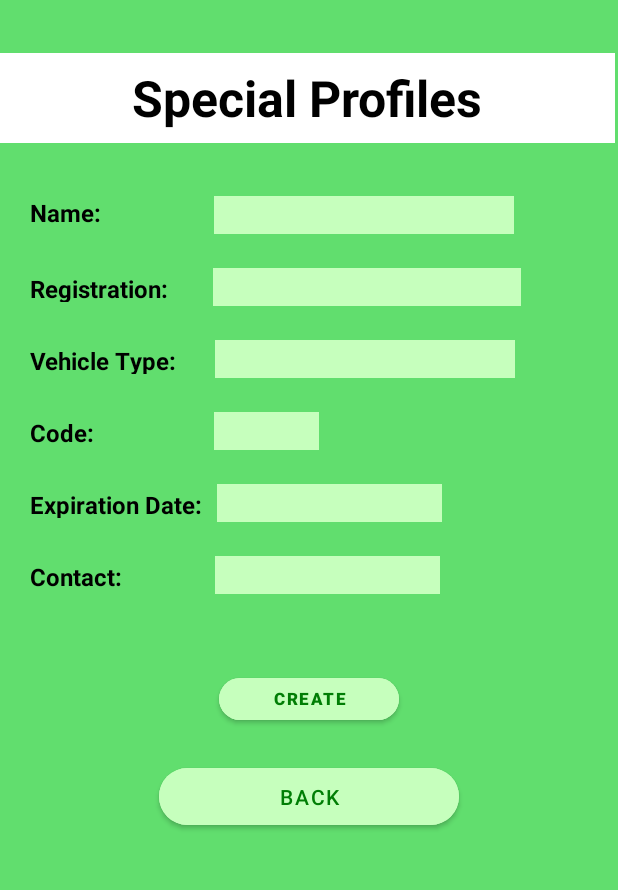
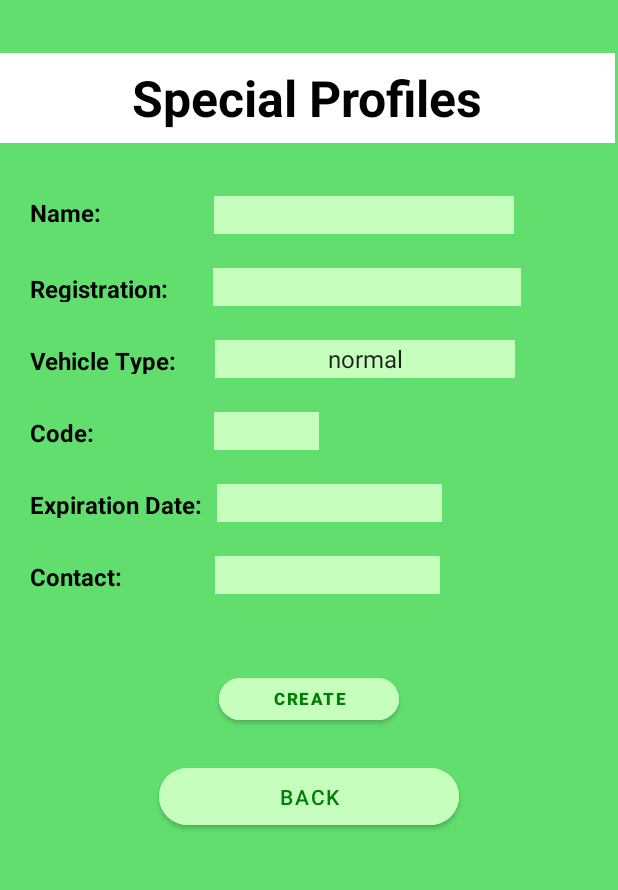
Before and after one commit to CarlosPereiraESI/ISIPark, an Android app: the SpecialProfileActivity screen opened directly, with no data from a screen before it, after a tap on "CREATE", on a phone screen of 412 x 824 dp, the part 257-1147 px from its top. Run offline under Robolectric (Android 15) with nearby library versions, the phone set to English and light mode, and no system bars; 1 statement that could not run was skipped.

Commit message:
special profiles inc

```diff
--- a/app/src/main/java/com/example/isipark/controller/SearchUsersActivity.kt
+++ b/app/src/main/java/com/example/isipark/controller/SearchUsersActivity.kt
@@ -27,6 +27,7 @@ class SearchUsersActivity : AppCompatActivity() {
 
         //Fill Missing
         searchBtn.setOnClickListener {
+
             }
         }
         // Falta o adapter
--- a/app/src/main/java/com/example/isipark/controller/SpecialProfileActivity.kt
+++ b/app/src/main/java/com/example/isipark/controller/SpecialProfileActivity.kt
@@ -1,24 +1,85 @@
 package com.example.isipark.controller
 
+import android.content.Context
 import android.content.Intent
+import android.content.SharedPreferences
 import androidx.appcompat.app.AppCompatActivity
 import android.os.Bundle
-import android.widget.Button
+import android.view.View
+import android.widget.*
 import com.example.isipark.R
+import com.example.isipark.model.InterfacesRetroFit.Utils
+import com.example.isipark.model.RetroFit.RetroLogin
+import com.example.isipark.model.RetroFit.RetroSpecialProfile
+import com.example.isipark.model.RetroFit.RetroUser
+import retrofit2.Call
+import retrofit2.Callback
+import retrofit2.Response
 
 class SpecialProfileActivity: AppCompatActivity() {
+
+    var retroSP = RetroSpecialProfile(name="", licensePlate = "", contact = "", vehicleTypeID = 0, id = 0)
+
     override fun onCreate(savedInstanceState: Bundle?) {
         super.onCreate(savedInstanceState)
         setContentView(R.layout.activity_special_profiles)
 
+        // Token
+        val sp = getSharedPreferences(this@SpecialProfileActivity)
+        val token = sp.getString("tokenA", null)
+
         //Buttons page
         val create = findViewById<Button>(R.id.create_btn)
         val back = findViewById<Button>(R.id.special_profile_back)
+        val spinner = findViewById<Spinner>(R.id.addvehicletype_spinner)
+
+        if(spinner != null){
+            val adapter = ArrayAdapter(this, android.R.layout.simple_spinner_item,
+                listOf("normal", "eletric", "motorcycle", "reduce mobility"))
+            spinner.adapter = adapter
+        }
+
+        if(spinner.id == 0)
+        {retroSP.vehicleTypeID = 1 }
+        if(spinner.id == 1)
+        {retroSP.vehicleTypeID = 2 }
+        if(spinner.id == 2)
+        {retroSP.vehicleTypeID = 3 }
+        if(spinner.id == 3)
+        {retroSP.vehicleTypeID = 4 }
+
+
+        //Fields
+        val name = findViewById<EditText>(R.id.add_name_et)
+        val registration = findViewById<EditText>(R.id.registration_et)
+        val code = findViewById<EditText>(R.id.code_et)
+        val date = findViewById<EditText>(R.id.exp_date_et)
+        val contact = findViewById<EditText>(R.id.contact_et)
+
+        retroSP.name = name.text.toString()
+        retroSP.licensePlate = registration.text.toString()
+        retroSP.contact = contact.text.toString()
+        retroSP.id = 0
 
         // Button Create
         create.setOnClickListener{
-            /*val intent = Intent(this@SpecialProfileActivity, DashboardGestorActivity::class.java)
-            startActivity(intent)*/
+            Utils.instance.insertSpecialUser(retroSP,"Bearer $token")
+                .enqueue(object: Callback<Boolean> {
+                    override fun onResponse(call: Call<Boolean>, response: Response<Boolean>) {
+                        if(response.code() == 200) {
+                            val userInf = response.body()
+                            println("Feito com sucesso $userInf")
+
+                            val intent = Intent(this@SpecialProfileActivity,
+                                DashboardGestorActivity::class.java)
+                            startActivity(intent)
+                        }
+                    }
+                    override fun onFailure(call: Call<Boolean>, t: Throwable) {
+                        Toast.makeText(applicationContext, t.message, Toast.LENGTH_LONG).show()
+                    }
+                })
+
         }
 
         //Button Back
@@ -29,4 +90,10 @@ class SpecialProfileActivity: AppCompatActivity() {
     }
 
     override fun onBackPressed() {}
+
+    //usar quando chamar os token
+    fun getSharedPreferences(context: Context): SharedPreferences {
+        return context.getSharedPreferences(context.resources.getString(R.string.app_name),
+            Context.MODE_PRIVATE)
+    }
 }
--- a/app/src/main/java/com/example/isipark/model/Interfaces/NetworkManager.kt
+++ b/app/src/main/java/com/example/isipark/model/Interfaces/NetworkManager.kt
@@ -46,7 +46,7 @@ interface NetworkManager {
 
 
     //ADMIN
-    //noficacoes
+    //noficacoes - Done
     @GET("api/AdminMessage/getAll")
     fun getnotifcationAdmin(@Header("Authorization") token: String): Call<List<RetroAdminMessage>>
 
@@ -54,17 +54,16 @@ interface NetworkManager {
     fun getPlaceRedMob(@Header("Authorization") token: String): Call<Int>
 
 
-    //Get UserID by Email - Feito
+    //Get UserID by Email - Done
     @GET("api/Auth/emailID/{email}")
     fun getUserID(@Path("email") email: String) : Call<Int>
 
-    //Get Suggested Place - Incompleto
+    //Get Suggested Place - Done
     @GET("api/Place/Setor/{id}")
-
     fun getSuggestedPlace(@Path("id") id: Int,
                         @Header("Authorization") token: String): Call<RetroSetorDis>
 
-    //Get User Profile - Feito
+    //Get User Profile - Done
     @GET("api/User/{id}")
     fun getUser(@Path("id") id: Int,
                 @Header("Authorization") token: String) : Call<RetroUser>
@@ -73,4 +72,9 @@ interface NetworkManager {
     @GET("api/UserVehicleType/{id}")
     fun getAllVehicles(@Query("id") id: Int) : Call<RetroVehicleType>
 
+    //Add a special User
+    @POST("api/SpecialUsers/insert")
+    fun insertSpecialUser(@Body user: RetroSpecialProfile,
+                          @Header("Authorization") token: String) : Call<Boolean>
+
 }
--- a/app/src/main/java/com/example/isipark/model/RetroFit/RetroSpecialProfile.kt
+++ b/app/src/main/java/com/example/isipark/model/RetroFit/RetroSpecialProfile.kt
@@ -2,9 +2,8 @@ package com.example.isipark.model.RetroFit
 
 import com.google.gson.annotations.SerializedName
 
-data class RetroSpecialProfile(@SerializedName("id") val id : Int,
-                               @SerializedName("nome") val name: String,
-                               @SerializedName("matricula") val licensePlate: String,
-                               @SerializedName("contacto") val contact: String,
-                               @SerializedName("Tipo_veiculosid_veiculo") val vehicleTypeID: Int
-                               )
+data class RetroSpecialProfile(@SerializedName("id") var id : Int,
+                               @SerializedName("nome") var name: String,
+                               @SerializedName("matricula") var licensePlate: String,
+                               @SerializedName("contacto") var contact: String,
+                               @SerializedName("Tipo_veiculosid_veiculo") var vehicleTypeID: Int)
```
Also changed, not shown: app/src/main/res/layout/activity_search_users.xml (+4 -3 lines).
